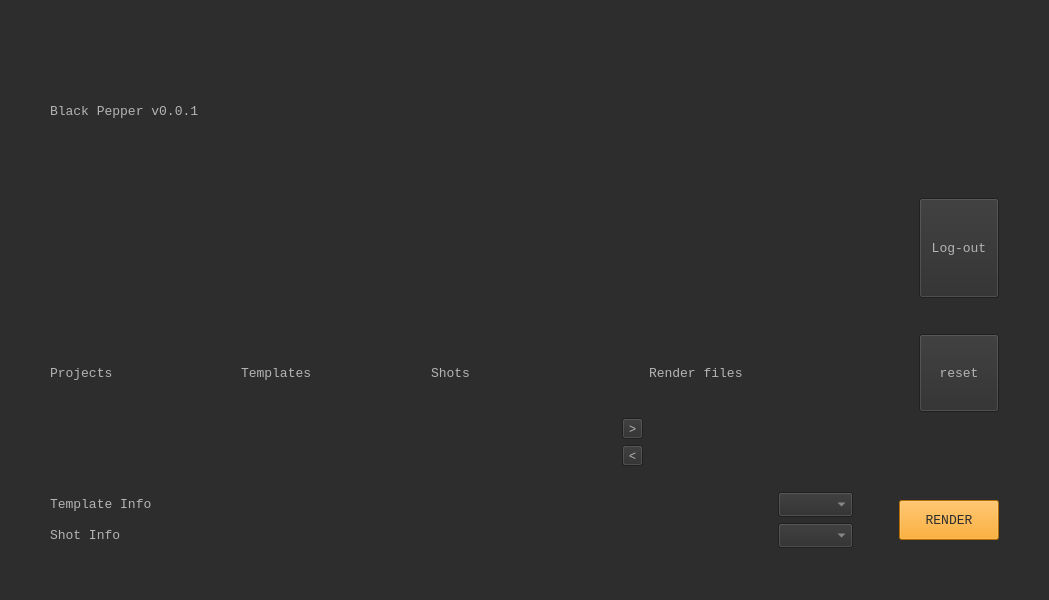
This is python/BlackPepper/ui/mvc_main_3.ui in NetflixVFX-Ac/BlackPepper as Qt 5 draws it before an edit. The edited form follows.
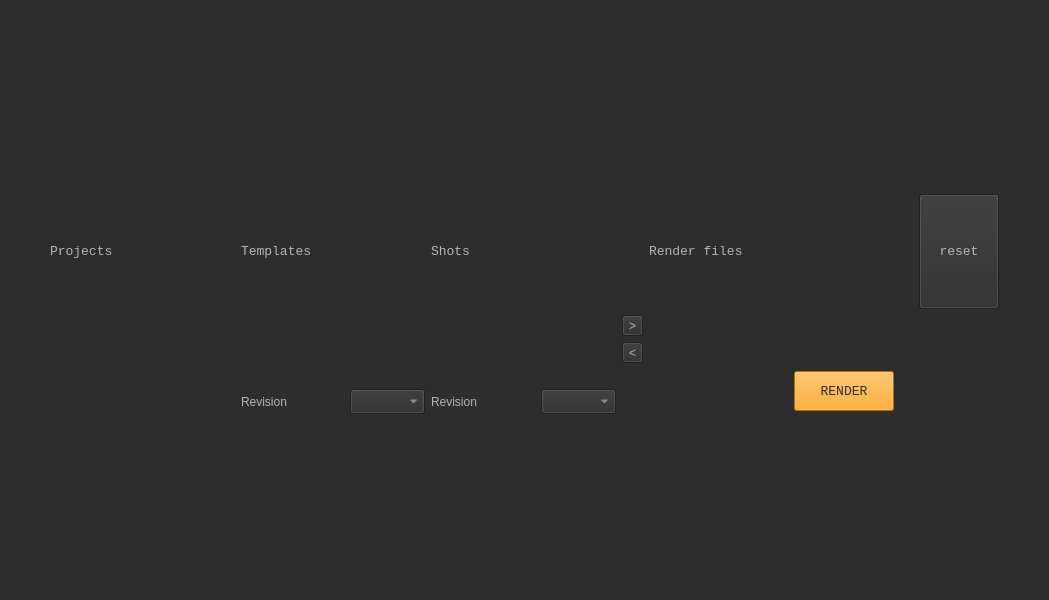
This is the edited form.

Patch:
```diff
--- a/python/BlackPepper/ui/mvc_main_3.ui
+++ b/python/BlackPepper/ui/mvc_main_3.ui
@@ -41,69 +41,6 @@
      <layout class="QVBoxLayout" name="verticalLayout">
       <item>
        <layout class="QVBoxLayout" name="verticalLayout_5">
-        <item>
-         <widget class="QLabel" name="label_6">
-          <property name="font">
-           <font>
-            <family>Courier New</family>
-            <pointsize>10</pointsize>
-            <italic>false</italic>
-            <bold>false</bold>
-           </font>
-          </property>
-          <property name="styleSheet">
-           <string notr="true">font: 10pt&quot;Courier New&quot;;
-color: rgb(180, 180, 180);</string>
-          </property>
-          <property name="text">
-           <string>Black Pepper v0.0.1</string>
-          </property>
-         </widget>
-        </item>
-        <item>
-         <layout class="QHBoxLayout" name="horizontalLayout_4">
-          <item>
-           <spacer name="horizontalSpacer_4">
-            <property name="orientation">
-             <enum>Qt::Horizontal</enum>
-            </property>
-            <property name="sizeHint" stdset="0">
-             <size>
-              <width>40</width>
-              <height>20</height>
-             </size>
-            </property>
-           </spacer>
-          </item>
-          <item>
-           <widget class="QPushButton" name="logout_btn">
-            <property name="enabled">
-             <bool>true</bool>
-            </property>
-            <property name="maximumSize">
-             <size>
-              <width>100</width>
-              <height>100</height>
-             </size>
-            </property>
-            <property name="font">
-             <font>
-              <family>Courier New</family>
-              <pointsize>10</pointsize>
-              <italic>false</italic>
-              <bold>false</bold>
-             </font>
-            </property>
-            <property name="layoutDirection">
-             <enum>Qt::LeftToRight</enum>
-            </property>
-            <property name="text">
-             <string>Log-out</string>
-            </property>
-           </widget>
-          </item>
-         </layout>
-        </item>
         <item>
          <layout class="QGridLayout" name="gridLayout_3">
           <item row="1" column="0">
@@ -121,6 +58,169 @@
             </property>
            </widget>
           </item>
+          <item row="1" column="2">
+           <widget class="QLabel" name="label_11">
+            <property name="font">
+             <font>
+              <family>Courier New</family>
+              <pointsize>10</pointsize>
+              <italic>false</italic>
+              <bold>false</bold>
+             </font>
+            </property>
+            <property name="text">
+             <string>Shots</string>
+            </property>
+           </widget>
+          </item>
+          <item row="2" column="3">
+           <layout class="QVBoxLayout" name="verticalLayout_6">
+            <property name="sizeConstraint">
+             <enum>QLayout::SetMinimumSize</enum>
+            </property>
+            <item>
+             <widget class="QToolButton" name="append_btn">
+              <property name="text">
+               <string>&gt;</string>
+              </property>
+             </widget>
+            </item>
+            <item>
+             <widget class="QToolButton" name="del_btn">
+              <property name="text">
+               <string>&lt;</string>
+              </property>
+             </widget>
+            </item>
+           </layout>
+          </item>
+          <item row="3" column="2">
+           <layout class="QHBoxLayout" name="horizontalLayout_7">
+            <item>
+             <layout class="QVBoxLayout" name="verticalLayout_17">
+              <item>
+               <widget class="QLabel" name="shot_info_label">
+                <property name="sizePolicy">
+                 <sizepolicy hsizetype="Minimum" vsizetype="Preferred">
+                  <horstretch>0</horstretch>
+                  <verstretch>0</verstretch>
+                 </sizepolicy>
+                </property>
+                <property name="minimumSize">
+                 <size>
+                  <width>100</width>
+                  <height>0</height>
+                 </size>
+                </property>
+                <property name="text">
+                 <string/>
+                </property>
+               </widget>
+              </item>
+              <item>
+               <layout class="QHBoxLayout" name="horizontalLayout_6">
+                <item>
+                 <widget class="QLabel" name="label_2">
+                  <property name="text">
+                   <string>Revision</string>
+                  </property>
+                 </widget>
+                </item>
+                <item>
+                 <widget class="QComboBox" name="shot_rev_cbox">
+                  <property name="sizePolicy">
+                   <sizepolicy hsizetype="Fixed" vsizetype="Fixed">
+                    <horstretch>0</horstretch>
+                    <verstretch>0</verstretch>
+                   </sizepolicy>
+                  </property>
+                  <property name="minimumSize">
+                   <size>
+                    <width>75</width>
+                    <height>25</height>
+                   </size>
+                  </property>
+                 </widget>
+                </item>
+               </layout>
+              </item>
+             </layout>
+            </item>
+           </layout>
+          </item>
+          <item row="3" column="5">
+           <layout class="QHBoxLayout" name="horizontalLayout_5">
+            <item>
+             <spacer name="horizontalSpacer">
+              <property name="orientation">
+               <enum>Qt::Horizontal</enum>
+              </property>
+              <property name="sizeType">
+               <enum>QSizePolicy::Fixed</enum>
+              </property>
+              <property name="sizeHint" stdset="0">
+               <size>
+                <width>40</width>
+                <height>20</height>
+               </size>
+              </property>
+             </spacer>
+            </item>
+            <item>
+             <widget class="QPushButton" name="render_btn">
+              <property name="sizePolicy">
+               <sizepolicy hsizetype="Fixed" vsizetype="Fixed">
+                <horstretch>0</horstretch>
+                <verstretch>0</verstretch>
+               </sizepolicy>
+              </property>
+              <property name="minimumSize">
+               <size>
+                <width>100</width>
+                <height>40</height>
+               </size>
+              </property>
+              <property name="font">
+               <font>
+                <family>Courier New</family>
+                <pointsize>10</pointsize>
+                <italic>false</italic>
+                <bold>false</bold>
+               </font>
+              </property>
+              <property name="cursor">
+               <cursorShape>ArrowCursor</cursorShape>
+              </property>
+              <property name="styleSheet">
+               <string notr="true">background-color: rgb(255, 153, 000);
+color: rgb(45, 45, 45);</string>
+              </property>
+              <property name="text">
+               <string>RENDER</string>
+              </property>
+              <property name="default">
+               <bool>false</bool>
+              </property>
+             </widget>
+            </item>
+           </layout>
+          </item>
+          <item row="0" column="5">
+           <spacer name="horizontalSpacer_3">
+            <property name="orientation">
+             <enum>Qt::Horizontal</enum>
+            </property>
+            <property name="sizeType">
+             <enum>QSizePolicy::Minimum</enum>
+            </property>
+            <property name="sizeHint" stdset="0">
+             <size>
+              <width>350</width>
+              <height>1</height>
+             </size>
+            </property>
+           </spacer>
+          </item>
           <item row="1" column="5">
            <layout class="QHBoxLayout" name="horizontalLayout_3">
             <item>
@@ -177,54 +277,6 @@
             </item>
            </layout>
           </item>
-          <item row="1" column="2">
-           <widget class="QLabel" name="label_11">
-            <property name="font">
-             <font>
-              <family>Courier New</family>
-              <pointsize>10</pointsize>
-              <italic>false</italic>
-              <bold>false</bold>
-             </font>
-            </property>
-            <property name="text">
-             <string>Shots</string>
-            </property>
-           </widget>
-          </item>
-          <item row="2" column="3">
-           <layout class="QVBoxLayout" name="verticalLayout_6">
-            <item>
-             <widget class="QToolButton" name="append_btn">
-              <property name="text">
-               <string>&gt;</string>
-              </property>
-             </widget>
-            </item>
-            <item>
-             <widget class="QToolButton" name="del_btn">
-              <property name="text">
-               <string>&lt;</string>
-              </property>
-             </widget>
-            </item>
-           </layout>
-          </item>
-          <item row="1" column="1">
-           <widget class="QLabel" name="label_12">
-            <property name="font">
-             <font>
-              <family>Courier New</family>
-              <pointsize>10</pointsize>
-              <italic>false</italic>
-              <bold>false</bold>
-             </font>
-            </property>
-            <property name="text">
-             <string>Templates</string>
-            </property>
-           </widget>
-          </item>
           <item row="0" column="0">
            <spacer name="verticalSpacer_2">
             <property name="orientation">
@@ -241,69 +293,23 @@
             </property>
            </spacer>
           </item>
-          <item row="0" column="5">
-           <spacer name="horizontalSpacer_3">
-            <property name="orientation">
-             <enum>Qt::Horizontal</enum>
+          <item row="1" column="1">
+           <widget class="QLabel" name="label_12">
+            <property name="font">
+             <font>
+              <family>Courier New</family>
+              <pointsize>10</pointsize>
+              <italic>false</italic>
+              <bold>false</bold>
+             </font>
             </property>
-            <property name="sizeType">
-             <enum>QSizePolicy::Minimum</enum>
+            <property name="text">
+             <string>Templates</string>
             </property>
-            <property name="sizeHint" stdset="0">
-             <size>
-              <width>350</width>
-              <height>1</height>
-             </size>
-            </property>
-           </spacer>
+           </widget>
           </item>
-         </layout>
-        </item>
-       </layout>
-      </item>
-      <item>
-       <spacer name="verticalSpacer_3">
-        <property name="orientation">
-         <enum>Qt::Vertical</enum>
-        </property>
-        <property name="sizeType">
-         <enum>QSizePolicy::Fixed</enum>
-        </property>
-        <property name="sizeHint" stdset="0">
-         <size>
-          <width>20</width>
-          <height>20</height>
-         </size>
-        </property>
-       </spacer>
-      </item>
-      <item>
-       <layout class="QHBoxLayout" name="horizontalLayout">
-        <item>
-         <layout class="QVBoxLayout" name="verticalLayout_3">
-          <item>
-           <layout class="QHBoxLayout" name="horizontalLayout_6">
-            <item>
-             <widget class="QLabel" name="label_9">
-              <property name="sizePolicy">
-               <sizepolicy hsizetype="Minimum" vsizetype="Preferred">
-                <horstretch>0</horstretch>
-                <verstretch>0</verstretch>
-               </sizepolicy>
-              </property>
-              <property name="font">
-               <font>
-                <family>Courier New</family>
-                <pointsize>10</pointsize>
-                <italic>false</italic>
-                <bold>false</bold>
-               </font>
-              </property>
-              <property name="text">
-               <string>Template Info</string>
-              </property>
-             </widget>
-            </item>
+          <item row="3" column="1">
+           <layout class="QVBoxLayout" name="verticalLayout_16">
             <item>
              <widget class="QLabel" name="template_info_label">
               <property name="sizePolicy">
@@ -314,7 +320,7 @@
               </property>
               <property name="minimumSize">
                <size>
-                <width>600</width>
+                <width>100</width>
                 <height>0</height>
                </size>
               </property>
@@ -324,138 +330,36 @@
              </widget>
             </item>
             <item>
-             <widget class="QComboBox" name="temp_rev_cbox">
-              <property name="sizePolicy">
-               <sizepolicy hsizetype="Fixed" vsizetype="Fixed">
-                <horstretch>0</horstretch>
-                <verstretch>0</verstretch>
-               </sizepolicy>
-              </property>
-              <property name="minimumSize">
-               <size>
-                <width>75</width>
-                <height>25</height>
-               </size>
-              </property>
-             </widget>
-            </item>
-           </layout>
-          </item>
-          <item>
-           <layout class="QHBoxLayout" name="horizontalLayout_7">
-            <item>
-             <widget class="QLabel" name="label_7">
-              <property name="sizePolicy">
-               <sizepolicy hsizetype="Minimum" vsizetype="Preferred">
-                <horstretch>0</horstretch>
-                <verstretch>0</verstretch>
-               </sizepolicy>
-              </property>
-              <property name="font">
-               <font>
-                <family>Courier New</family>
-                <pointsize>10</pointsize>
-                <italic>false</italic>
-                <bold>false</bold>
-               </font>
-              </property>
-              <property name="text">
-               <string>Shot Info</string>
-              </property>
-             </widget>
-            </item>
-            <item>
-             <widget class="QLabel" name="shot_info_label">
-              <property name="sizePolicy">
-               <sizepolicy hsizetype="Minimum" vsizetype="Preferred">
-                <horstretch>0</horstretch>
-                <verstretch>0</verstretch>
-               </sizepolicy>
-              </property>
-              <property name="minimumSize">
-               <size>
-                <width>600</width>
-                <height>0</height>
-               </size>
-              </property>
-              <property name="text">
-               <string/>
-              </property>
-             </widget>
-            </item>
-            <item>
-             <widget class="QComboBox" name="shot_rev_cbox">
-              <property name="sizePolicy">
-               <sizepolicy hsizetype="Fixed" vsizetype="Fixed">
-                <horstretch>0</horstretch>
-                <verstretch>0</verstretch>
-               </sizepolicy>
-              </property>
-              <property name="minimumSize">
-               <size>
-                <width>75</width>
-                <height>25</height>
-               </size>
-              </property>
-             </widget>
+             <layout class="QHBoxLayout" name="horizontalLayout_4">
+              <item>
+               <widget class="QLabel" name="label">
+                <property name="text">
+                 <string>Revision</string>
+                </property>
+               </widget>
+              </item>
+              <item>
+               <widget class="QComboBox" name="temp_rev_cbox">
+                <property name="sizePolicy">
+                 <sizepolicy hsizetype="Fixed" vsizetype="Fixed">
+                  <horstretch>0</horstretch>
+                  <verstretch>0</verstretch>
+                 </sizepolicy>
+                </property>
+                <property name="minimumSize">
+                 <size>
+                  <width>75</width>
+                  <height>25</height>
+                 </size>
+                </property>
+               </widget>
+              </item>
+             </layout>
             </item>
            </layout>
           </item>
          </layout>
         </item>
-        <item>
-         <spacer name="horizontalSpacer">
-          <property name="orientation">
-           <enum>Qt::Horizontal</enum>
-          </property>
-          <property name="sizeType">
-           <enum>QSizePolicy::Fixed</enum>
-          </property>
-          <property name="sizeHint" stdset="0">
-           <size>
-            <width>40</width>
-            <height>20</height>
-           </size>
-          </property>
-         </spacer>
-        </item>
-        <item>
-         <widget class="QPushButton" name="render_btn">
-          <property name="sizePolicy">
-           <sizepolicy hsizetype="Fixed" vsizetype="Fixed">
-            <horstretch>0</horstretch>
-            <verstretch>0</verstretch>
-           </sizepolicy>
-          </property>
-          <property name="minimumSize">
-           <size>
-            <width>100</width>
-            <height>40</height>
-           </size>
-          </property>
-          <property name="font">
-           <font>
-            <family>Courier New</family>
-            <pointsize>10</pointsize>
-            <italic>false</italic>
-            <bold>false</bold>
-           </font>
-          </property>
-          <property name="cursor">
-           <cursorShape>ArrowCursor</cursorShape>
-          </property>
-          <property name="styleSheet">
-           <string notr="true">background-color: rgb(255, 153, 000);
-color: rgb(45, 45, 45);</string>
-          </property>
-          <property name="text">
-           <string>RENDER</string>
-          </property>
-          <property name="default">
-           <bool>false</bool>
-          </property>
-         </widget>
-        </item>
        </layout>
       </item>
      </layout>
```
